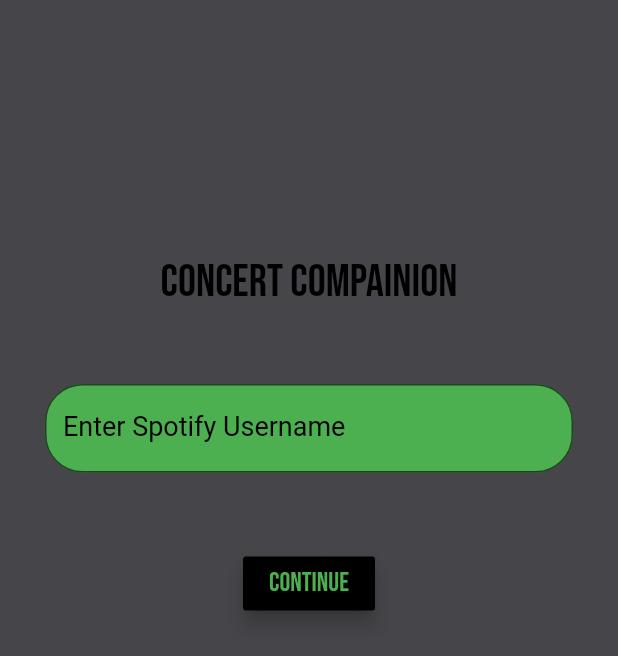
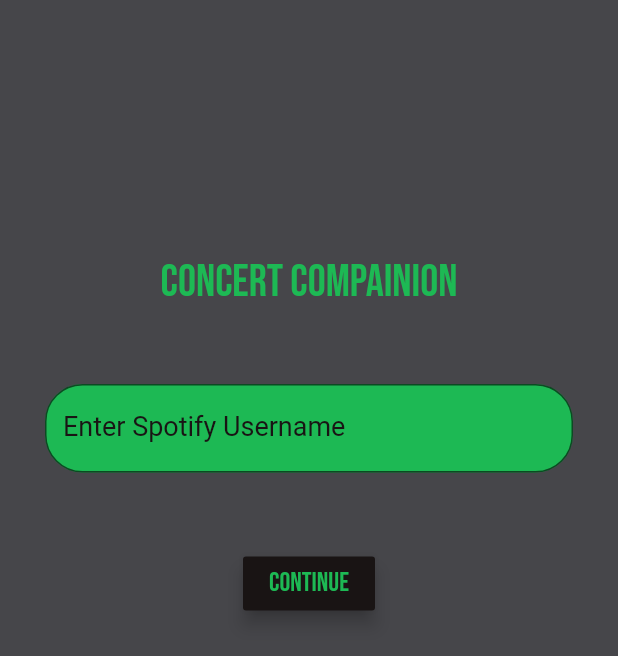
Before and after one commit to pjw9963/Concert-Compainion, a Flutter app: the screen it shows after launch, on a phone screen of 412 x 824 dp. Shown: the top 656 px of the screen. Run offline on Flutter 3.47's test engine with Material 2 defaults, Android fonts, the phone set to English and light mode, and no system bars; Roboto replaces fonts that are missing (Poppins).

```diff
--- /dev/null
+++ b/concert_compainion_flutter/lib/Login_Form.dart
@@ -0,0 +1,100 @@
+import 'package:flutter/material.dart';
+
+Color hexToColor(String code) {
+  return new Color(int.parse(code.substring(1, 7), radix: 16) + 0xFF000000);
+}
+
+var _green = hexToColor("#1DB954");
+var _black = hexToColor("#191414");
+var _background_grey = hexToColor("#46464a");
+
+class MyCustomForm extends StatefulWidget {
+  @override
+  _MyCustomFormState createState() => _MyCustomFormState();
+}
+
+class _MyCustomFormState extends State<MyCustomForm> {
+
+  final myController = TextEditingController();
+
+  @override
+  void dispose() {
+    myController.dispose();
+    super.dispose();
+  }
+
+  @override
+  Widget build(BuildContext context){
+    return Column(
+      children: <Widget>[
+        new TextFormField(
+          controller: myController,
+          decoration: new InputDecoration(
+            labelText: "Enter Spotify Username",
+            labelStyle: TextStyle(color: _black, fontSize: 18),
+            fillColor: _green,
+            filled: true,
+            border: new OutlineInputBorder(
+              borderRadius: new BorderRadius.circular(25.0),
+            ),
+          ),
+          validator: (val) {
+            if(val.length==0) {
+              return "Username cannot be empty";
+            }else{
+              return null;
+            }
+          },
+          style: new TextStyle(
+            fontFamily: "Poppins",
+          ),
+        ),
+        new Padding(padding: EdgeInsets.only(top: 50)),
+        new RaisedButton(
+          color: _black,
+          splashColor: _green,
+          animationDuration: Duration(seconds: 2),
+          onPressed: () {
+            //myController.text send to api for sign in
+          },
+          padding: EdgeInsets.all(5),
+          elevation: 5.0,
+          child: Text("Continue", style: TextStyle(fontSize: 18, color: _green),),
+        )
+      ],
+    );
+  }
+
+}
+
+class LoginScreen extends StatelessWidget {
+  @override
+  Widget build(BuildContext context) {
+    return MaterialApp(
+      debugShowCheckedModeBanner: false,
+      title: 'Concert Compainion Login',
+      theme: ThemeData(
+        fontFamily: 'BebasNeue',
+      ),
+      home: new Material(
+          child: new Container(
+            padding: const EdgeInsets.all(30.0),
+            color: _background_grey,
+            child: new Container(
+                child: new Center(
+                  child: new Column(
+                      children : [
+                        new Padding(padding: EdgeInsets.only(top: 140.0)),
+                        new Text('Concert Compainion',
+                          style: new TextStyle(color: _green, fontSize: 30.0, fontFamily: "BebasNeue"),),
+                        new Padding(padding: EdgeInsets.only(top: 50.0)),
+                        new MyCustomForm(),
+                      ]
+                  ),
+                )
+            ),
+          )
+      ),
+    );
+  }
+}
--- a/concert_compainion_flutter/lib/main.dart
+++ b/concert_compainion_flutter/lib/main.dart
@@ -1,89 +1,13 @@
 import 'package:flutter/material.dart';
+import 'Login_Form.dart';
+import 'Home.dart';
 
 void main() => runApp(MyApp());
 
 class MyApp extends StatelessWidget {
-  // This widget is the root of your application.
-
-  double _buttonHeight = 100;
 
   @override
   Widget build(BuildContext context) {
-
-    Color hexToColor(String code) {
-      return new Color(int.parse(code.substring(1, 7), radix: 16) + 0xFF000000);
-    }
-
-    authenticate(String username) {
-      _buttonHeight = 50;
-      // reach out to api and authenticate username
-    }
-
-    return MaterialApp(
-      debugShowCheckedModeBanner: false,
-      title: 'Concert Compainion Login',
-      theme: ThemeData(
-        fontFamily: 'BebasNeue',
-        // This is the theme of your application.
-        //
-        // Try running your application with "flutter run". You'll see the
-        // application has a blue toolbar. Then, without quitting the app, try
-        // changing the primarySwatch below to Colors.green and then invoke
-        // "hot reload" (press "r" in the console where you ran "flutter run",
-        // or simply save your changes to "hot reload" in a Flutter IDE).
-        // Notice that the counter didn't reset back to zero; the application
-        // is not restarted.
-        primarySwatch: Colors.green,
-      ),
-      home: new Material(
-        child: new Container(
-          padding: const EdgeInsets.all(30.0),
-          color: hexToColor("#46464a"),
-          child: new Container(
-            child: new Center(
-              child: new Column(
-                  children : [
-              new Padding(padding: EdgeInsets.only(top: 140.0)),
-            new Text('Concert Compainion',
-              style: new TextStyle(color: Colors.black, fontSize: 30.0, fontFamily: "BebasNeue"),),
-            new Padding(padding: EdgeInsets.only(top: 50.0)),
-            new TextFormField(
-              decoration: new InputDecoration(
-                labelText: "Enter Spotify Username",
-                labelStyle: TextStyle(color: Colors.black, fontSize: 18),
-                fillColor: Colors.green,
-                filled: true,
-                border: new OutlineInputBorder(
-                  borderRadius: new BorderRadius.circular(25.0),
-                ),
-              ),
-              validator: (val) {
-                if(val.length==0) {
-                  return "Username cannot be empty";
-                }else{
-                  return null;
-                }
-              },
-              style: new TextStyle(
-                fontFamily: "Poppins",
-              ),
-            ),
-            new Padding(padding: EdgeInsets.only(top: 50)),
-            new RaisedButton(
-              color: Colors.black,
-              splashColor: Colors.green,
-              animationDuration: Duration(seconds: 2),
-              onPressed: () => print("Button Pressed"),
-              padding: EdgeInsets.all(5),
-              elevation: 5.0,
-              child: Text("Continue", style: TextStyle(fontSize: 18, color: Colors.green),),
-            )
-              ]
-              ),
-            )
-          ),
-        )
-      ),
-    );
+    return LoginScreen();
   }
 }
```
Also changed, not shown: concert_compainion_flutter/lib/Home.dart (added, +20 -0 lines).
